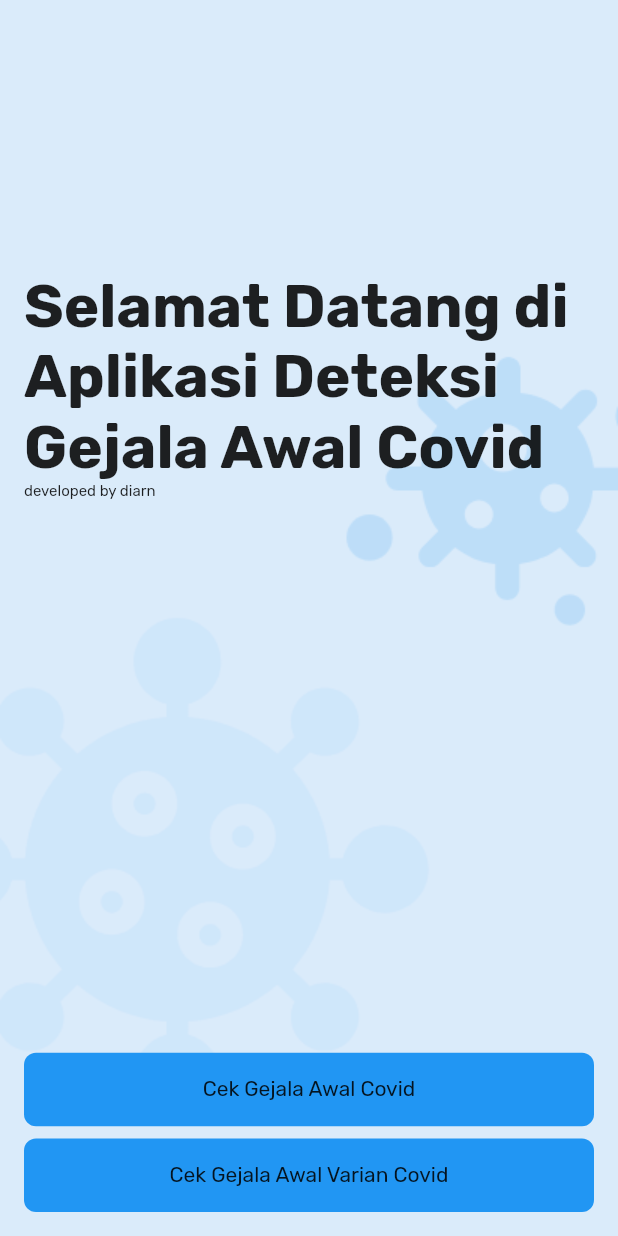
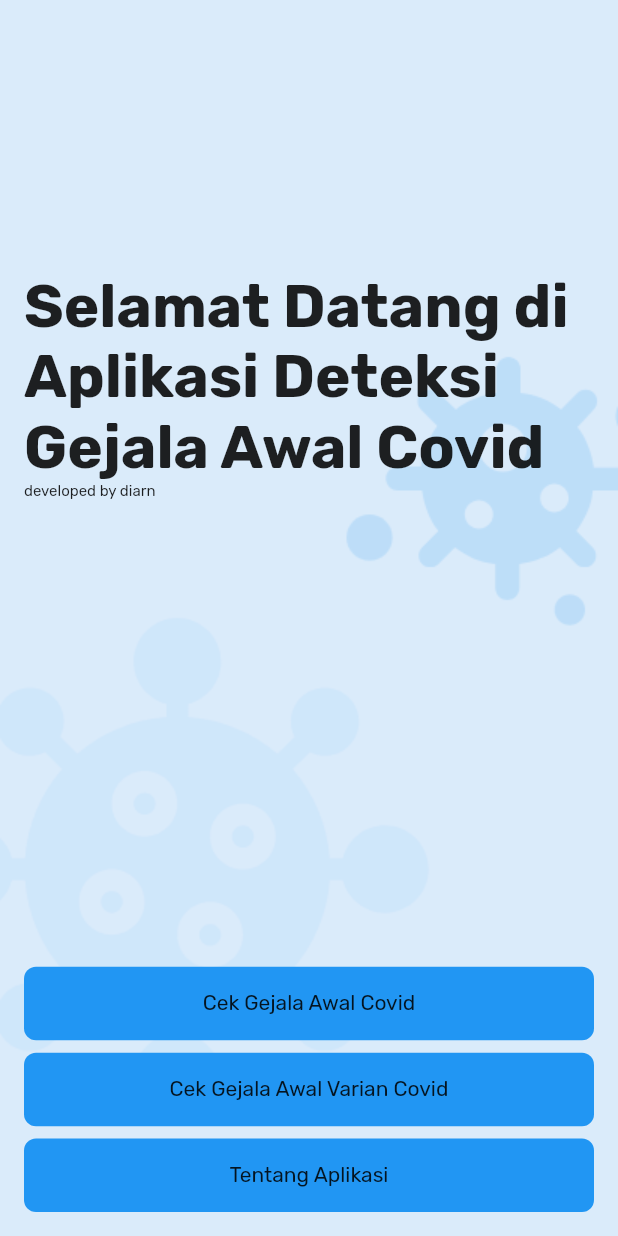
Before and after one commit to diarn/covid-detection-mobile, a Flutter app: the screen it shows after launch, on a phone screen of 412 x 824 dp. Run offline on Flutter 3.47's test engine with Material 2 defaults, Android fonts, the phone set to English and light mode, and no system bars; our stand-ins replace fluentui_icons, get, google_fonts.

Commit message:
show about app

```diff
--- a/lib/app/data/api_config.dart
+++ b/lib/app/data/api_config.dart
@@ -1,5 +1,5 @@
 class ApiConfig {
-  static const String baseUrl = "http://192.168.150.157:8000";
+  static const String baseUrl = "http://192.168.63.157:8000";
   static const String mainClassification = "$baseUrl/classification";
   static const String variantClassification = "$baseUrl/variant-classification";
 }
--- a/lib/app/modules/about_app/views/about_app_view.dart
+++ b/lib/app/modules/about_app/views/about_app_view.dart
@@ -64,7 +64,7 @@ class AboutAppView extends GetView<AboutAppController> {
                     height: Get.height * 0.01,
                   ),
                   Text(
-                      "Aplikasi ini dibangun untuk memudahkan masyarakat melakukan pengecekan indikasi covid berdasarkan gejala-gejala yang dialaminya."),
+                      "Aplikasi ini dibangun untuk memudahkan masyarakat melakukan pengecekan indikasi covid berdasarkan gejala-gejala yang dialaminya.\n\nPeringatan\n\nHasil prediksi aplikasi akan lebih baik jika dikonsultasikan dengan dokter"),
                 ],
               ),
             ),
--- a/lib/app/modules/home/views/home_view.dart
+++ b/lib/app/modules/home/views/home_view.dart
@@ -77,15 +77,15 @@ class HomeView extends GetView<HomeController> {
                     Get.toNamed(Routes.SURVEY, arguments: "variant");
                   },
                 ),
-                // SizedBox(
-                //   height: Get.height * 0.01,
-                // ),
-                // MyButtonWidget(
-                //   label: "Tentang Aplikasi",
-                //   func: () {
-                //     Get.toNamed(Routes.ABOUT_APP);
-                //   },
-                // ),
+                SizedBox(
+                  height: Get.height * 0.01,
+                ),
+                MyButtonWidget(
+                  label: "Tentang Aplikasi",
+                  func: () {
+                    Get.toNamed(Routes.ABOUT_APP);
+                  },
+                ),
               ],
             ),
           ),
```
